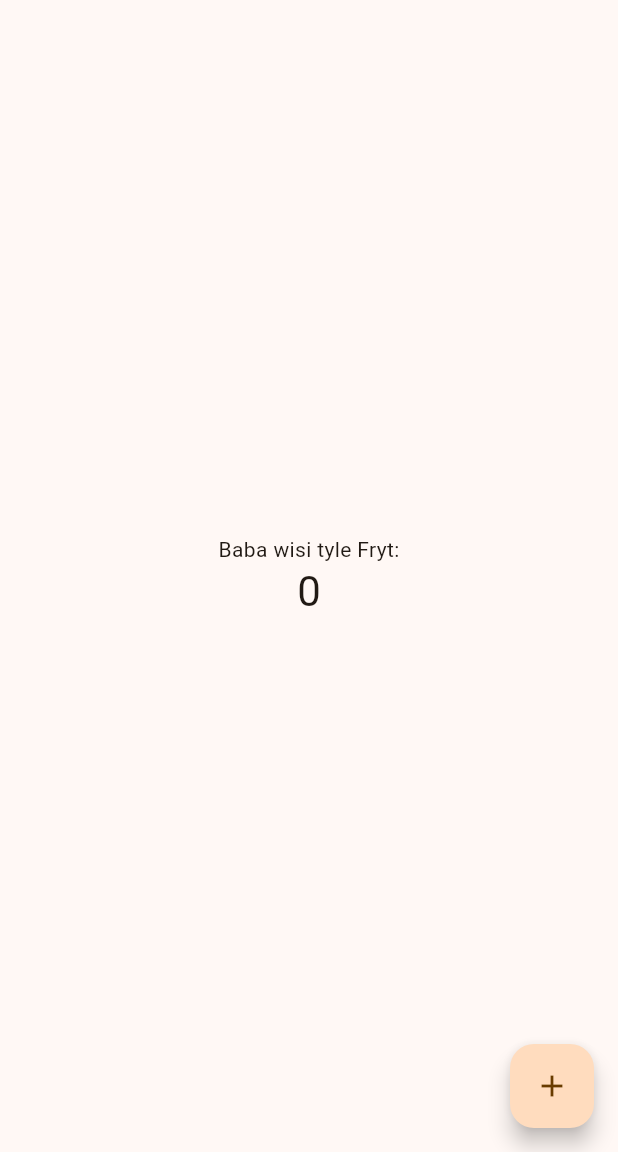
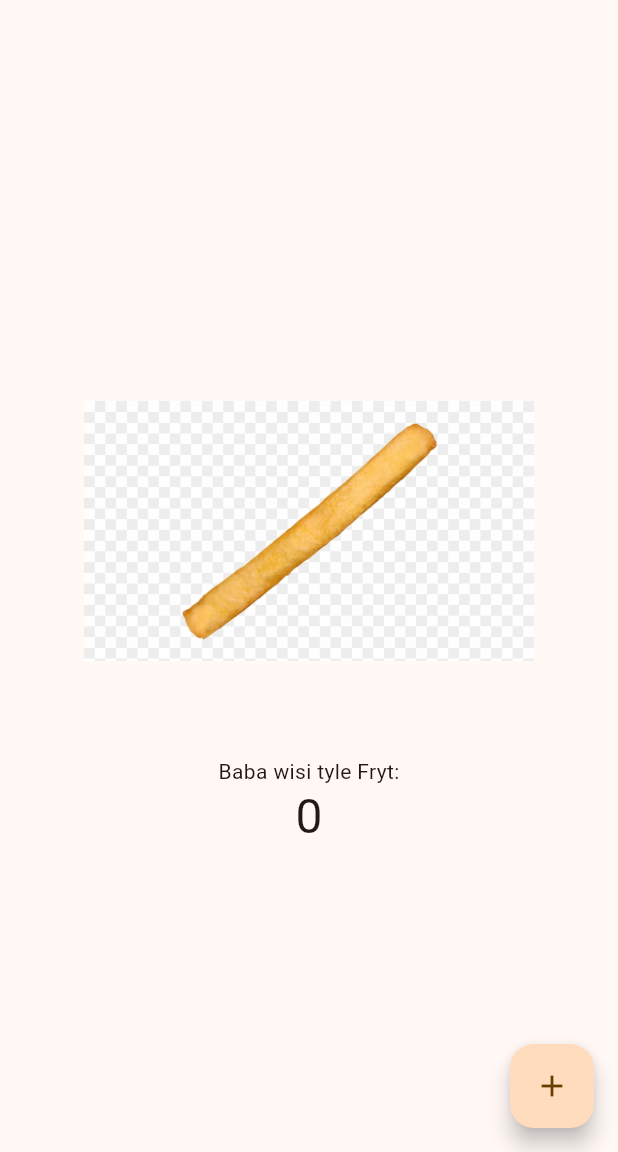
Before and after one commit to JakubKivi/fryta, a Flutter app: the screen it shows after launch, on a phone screen of 412 x 824 dp, the part 84-1236 px from its top. Run offline on Flutter 3.47's test engine with Material 2 defaults, Android fonts, the phone set to English and light mode, and no system bars; our stand-ins replace firebase_core; accounts and stored records are empty.

Commit message:
kiedys sie uda

```diff
--- a/lib/main.dart
+++ b/lib/main.dart
@@ -56,7 +56,7 @@
 
 class _MyHomePageState extends State<MyHomePage> {
   int _counter = 0;
-
+  // var db = FirebaseFirestore.instance;
   void _incrementCounter() {
     setState(() {
       // This call to setState tells the Flutter framework that something has
@@ -105,12 +105,16 @@
           // wireframe for each widget.
           mainAxisAlignment: MainAxisAlignment.center,
           children: <Widget>[
+            Image.asset(
+              'assets/fry.jpg',
+              height: 300,
+              width: 300),
             const Text(
               'Baba wisi tyle Fryt:',
             ),
             Text(
               '$_counter',
-              style: Theme.of(context).textTheme.headlineMedium,
+              style: Theme.of(context).textTheme.headlineLarge ,
             ),
           ],
         ),
```
Also changed, not shown: pubspec.yaml (+4 -3 lines), assets/fry.jpg (added), lib/firebase_options.dart (added), pubspec.lock, 8 other files.
